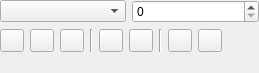
The window that plugins/artistictextshape/ArtisticTextShapeConfigWidget.ui (KDE/calligra) describes before a commit, drawn with Qt 5.
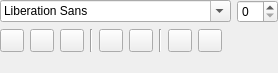
The same window after the commit. Custom widgets are drawn as their Qt base class.

Commit message: Use QFontComboBox instead of KFontComboBox

The edit to the form file:
```diff
--- a/plugins/artistictextshape/ArtisticTextShapeConfigWidget.ui
+++ b/plugins/artistictextshape/ArtisticTextShapeConfigWidget.ui
@@ -21,7 +21,7 @@
     <number>0</number>
    </property>
    <item row="0" column="0">
-    <widget class="KFontComboBox" name="fontFamily">
+    <widget class="QFontComboBox" name="fontFamily">
      <property name="sizePolicy">
       <sizepolicy hsizetype="Minimum" vsizetype="Fixed">
        <horstretch>0</horstretch>
```
Left out of the diff: 4 changed lines with no effect on the pictures. The commit also changes 2 other files.
